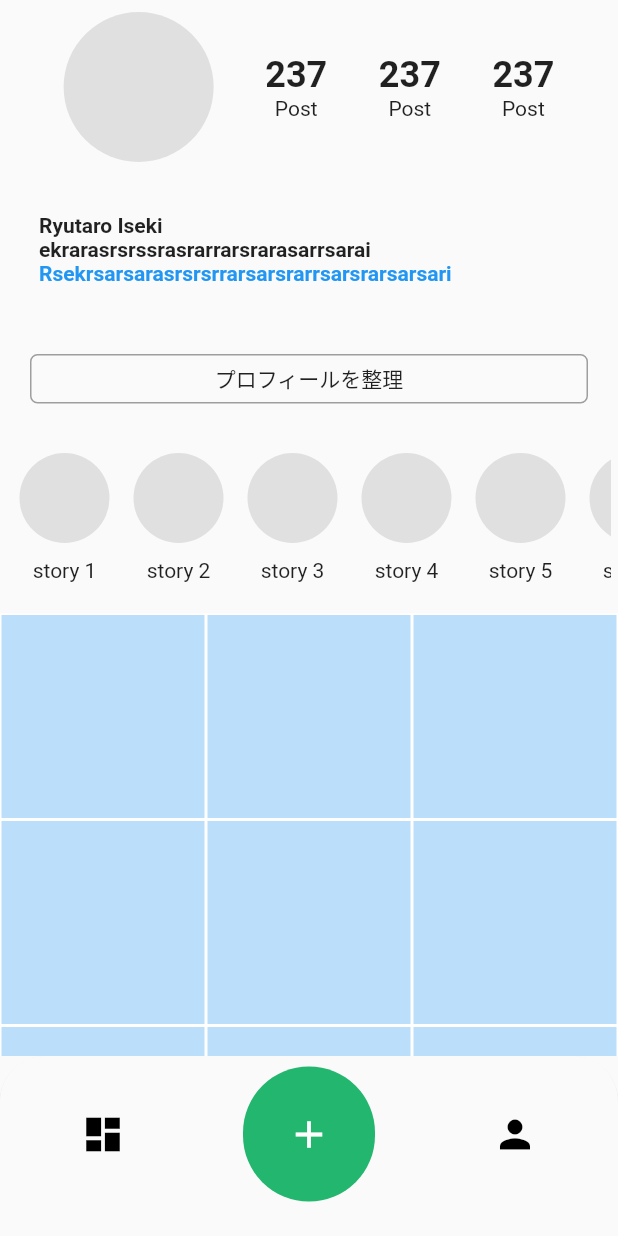
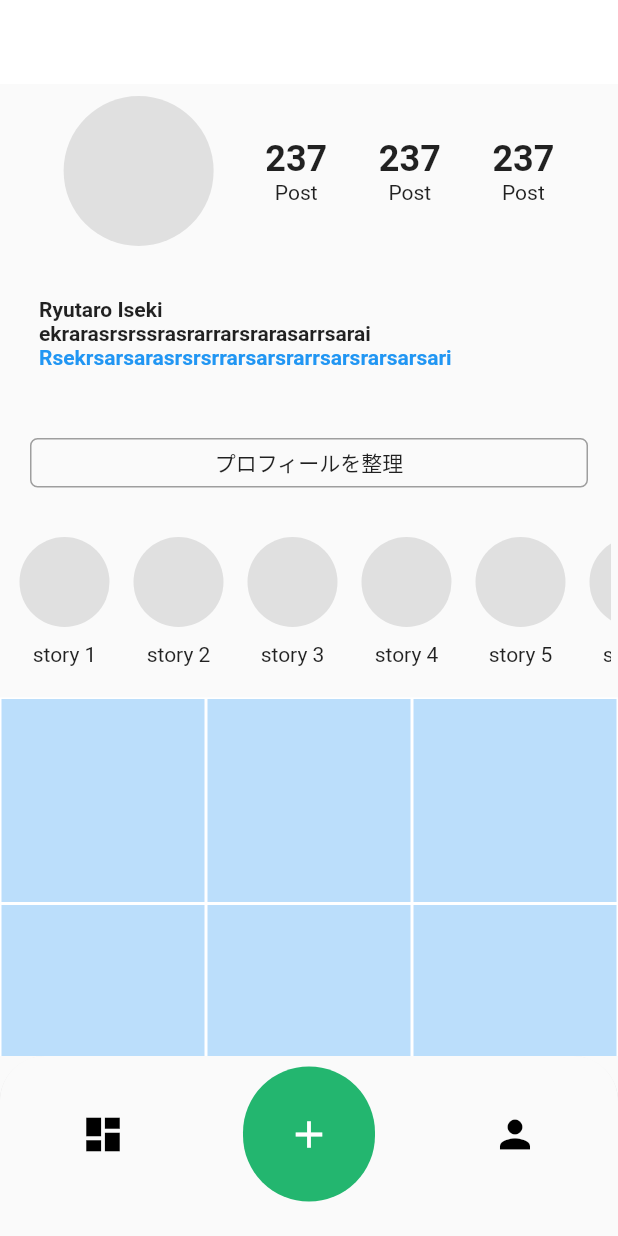
Before and after one commit to iseruuuuu/book_instagram_app, a Flutter app: the screen it shows after launch, item 3 of the bottom bar chosen, on a phone screen of 412 x 824 dp. Run offline on Flutter 3.47's test engine with Material 2 defaults, Android fonts, the phone set to English and light mode, and no system bars; our stand-ins replace image_picker.

Commit message:
add: home画面を切り出した

```diff
--- /dev/null
+++ b/lib/screen/home/children/home_appbar.dart
@@ -0,0 +1,18 @@
+import 'package:flutter/material.dart';
+
+class HomeAppBar extends StatelessWidget with PreferredSizeWidget {
+  const HomeAppBar({
+    Key? key,
+  }) : super(key: key);
+
+  @override
+  Size get preferredSize => const Size.fromHeight(kToolbarHeight);
+
+  @override
+  Widget build(BuildContext context) {
+    return AppBar(
+      elevation: 0,
+      backgroundColor: Colors.white,
+    );
+  }
+}
--- /dev/null
+++ b/lib/screen/home/children/home_icon.dart
@@ -0,0 +1,17 @@
+import 'package:flutter/material.dart';
+
+class HomeIcon extends StatelessWidget {
+  const HomeIcon({Key? key}) : super(key: key);
+
+  @override
+  Widget build(BuildContext context) {
+    return Container(
+      height: 100,
+      width: 100,
+      decoration: BoxDecoration(
+        color: Colors.grey[300],
+        shape: BoxShape.circle,
+      ),
+    );
+  }
+}
--- /dev/null
+++ b/lib/screen/home/children/home_story.dart
@@ -0,0 +1,31 @@
+import 'package:flutter/material.dart';
+
+import 'bubble_stories.dart';
+
+class HomeStory extends StatelessWidget {
+  const HomeStory({
+    Key? key,
+  }) : super(key: key);
+
+  @override
+  Widget build(BuildContext context) {
+    return Padding(
+      padding: const EdgeInsets.symmetric(horizontal: 5, vertical: 5),
+      child: SizedBox(
+        height: 110,
+        child: ListView(
+          scrollDirection: Axis.horizontal,
+          children: const [
+            BubbleStories(text: 'story 1'),
+            BubbleStories(text: 'story 2'),
+            BubbleStories(text: 'story 3'),
+            BubbleStories(text: 'story 4'),
+            BubbleStories(text: 'story 5'),
+            BubbleStories(text: 'story 6'),
+            BubbleStories(text: 'story 7'),
+          ],
+        ),
+      ),
+    );
+  }
+}
--- a/lib/screen/home/home_screen.dart
+++ b/lib/screen/home/home_screen.dart
@@ -1,11 +1,13 @@
 import 'package:book_instagram_app/component/bottom_appbar.dart';
-import 'package:book_instagram_app/component/bubble_stories.dart';
-import 'package:book_instagram_app/component/home_name.dart';
-import 'package:book_instagram_app/component/home_number.dart';
+import 'package:book_instagram_app/screen/home/children/home_appbar.dart';
+import 'package:book_instagram_app/screen/home/children/home_name.dart';
+import 'package:book_instagram_app/screen/home/children/home_number.dart';
 import 'package:book_instagram_app/component/post_item.dart';
 import 'package:book_instagram_app/component/profile_button.dart';
 import 'package:flutter/cupertino.dart';
 import 'package:flutter/material.dart';
+import 'children/home_icon.dart';
+import 'children/home_story.dart';
 
 class HomeScreen extends StatelessWidget {
   const HomeScreen({Key? key}) : super(key: key);
@@ -13,58 +15,28 @@ class HomeScreen extends StatelessWidget {
   @override
   Widget build(BuildContext context) {
     return Scaffold(
-      appBar: PreferredSize(
-        preferredSize: const Size.fromHeight(0.0),
-        child: AppBar(
-          elevation: 0,
-          backgroundColor: Colors.white,
-        ),
-      ),
+      appBar: const HomeAppBar(),
       body: Column(
         children: [
           Padding(
             padding: const EdgeInsets.all(8.0),
             child: Row(
               mainAxisAlignment: MainAxisAlignment.spaceEvenly,
-              children: [
-                Container(
-                  height: 100,
-                  width: 100,
-                  decoration: BoxDecoration(
-                    color: Colors.grey[300],
-                    shape: BoxShape.circle,
-                  ),
-                ),
-                const HomeNumber(),
-                const HomeNumber(),
-                const HomeNumber(),
+              children: const [
+                HomeIcon(),
+                HomeNumber(),
+                HomeNumber(),
+                HomeNumber(),
               ],
             ),
           ),
           const HomeName(),
           const ProfileButton(),
-          Padding(
-            padding: const EdgeInsets.symmetric(horizontal: 5, vertical: 5),
-            child: SizedBox(
-              height: 110,
-              child: ListView(
-                scrollDirection: Axis.horizontal,
-                children: const [
-                  BubbleStories(text: 'story 1'),
-                  BubbleStories(text: 'story 2'),
-                  BubbleStories(text: 'story 3'),
-                  BubbleStories(text: 'story 4'),
-                  BubbleStories(text: 'story 5'),
-                  BubbleStories(text: 'story 6'),
-                  BubbleStories(text: 'story 7'),
-                ],
-              ),
-            ),
-          ),
+          const HomeStory(),
           Expanded(
             child: Container(
               color: Colors.white,
-                child: PostItem(),
+              child: PostItem(),
             ),
           ),
         ],
--- a/lib/screen/timeline/feed_screen.dart
+++ b/lib/screen/timeline/feed_screen.dart
@@ -1,4 +1,4 @@
-import 'package:book_instagram_app/component/bubble_stories.dart';
+import 'package:book_instagram_app/screen/home/children/bubble_stories.dart';
 import 'package:flutter/material.dart';
 import '../../component/bottom_appbar.dart';
 
```
Also changed, not shown: lib/screen/home/children/bubble_stories.dart (renamed from lib/component/bubble_stories.dart), lib/screen/home/children/home_name.dart (renamed from lib/component/home_name.dart), lib/screen/home/children/home_number.dart (renamed from lib/component/home_number.dart).
